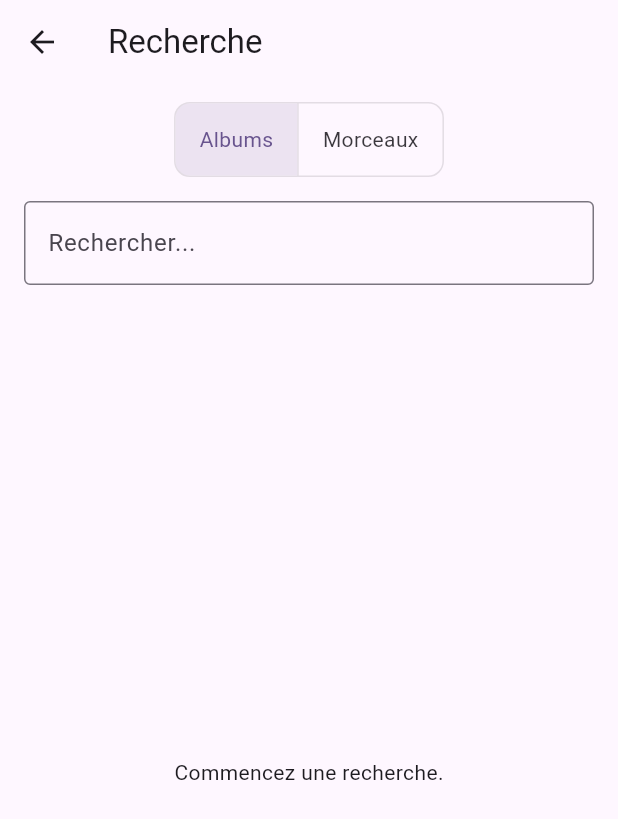
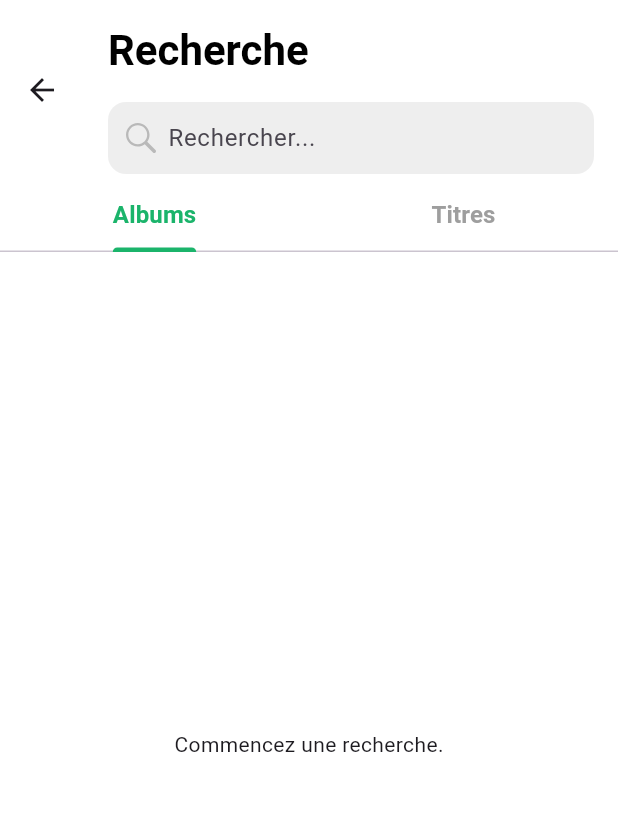
Before and after one commit to remythomasson/projet_spotify, a Flutter app: the _SearchView screen opened directly, on a phone screen of 412 x 824 dp. Shown: the top 819 px of the screen. Run offline on Flutter 3.47's test engine with Material 3 defaults, Android fonts, the phone set to English and light mode, and no system bars; our stand-ins replace dio, equatable, flutter_bloc, flutter_svg, go_router, retrofit; generated files the repository leaves out were written again; network calls fail; Roboto replaces fonts that are missing (SFPro).

Commit message:
classement good, v1 recherche

```diff
--- a/lib/screens/search_screen.dart
+++ b/lib/screens/search_screen.dart
@@ -1,5 +1,6 @@
 import 'package:flutter/material.dart';
 import 'package:flutter_bloc/flutter_bloc.dart';
+import 'package:flutter_svg/flutter_svg.dart';
 import 'package:dio/dio.dart';
 
 import '../blocs/search/search_bloc.dart';
@@ -28,91 +29,165 @@ class _SearchView extends StatefulWidget {
   State<_SearchView> createState() => _SearchViewState();
 }
 
-enum SearchTab { albums, tracks }
+class _SearchViewState extends State<_SearchView> with TickerProviderStateMixin {
+  final TextEditingController _controller = TextEditingController();
+  late TabController _tabController;
+  final green = const Color(0xFF1BB46B);
 
-class _SearchViewState extends State<_SearchView> {
-  final TextEditingController _controller = TextEditingController();
-  SearchTab selectedTab = SearchTab.albums;
+  @override
+  void initState() {
+    super.initState();
+    _tabController = TabController(length: 2, vsync: this);
+    _controller.addListener(_onSearchChanged);
+  }
+
+  @override
+  void dispose() {
+    _controller.dispose();
+    _tabController.dispose();
+    super.dispose();
+  }
+
+  void _onSearchChanged() {
+    final query = _controller.text;
+    final bloc = context.read<SearchBloc>();
+    if (query.length < 2) return;
+
+    if (_tabController.index == 0) {
+      bloc.add(SearchAlbums(query));
+    } else {
+      bloc.add(SearchTracks(query));
+    }
+  }
+
+  void _clearSearch() {
+    _controller.clear();
+    setState(() {});
+  }
 
   @override
   Widget build(BuildContext context) {
     return Scaffold(
-      appBar: AppBar(title: const Text('Recherche')),
-      body: Column(
+      backgroundColor: Colors.white,
+      appBar: AppBar(
+        backgroundColor: Colors.white,
+        elevation: 0,
+        toolbarHeight: 120,
+        title: Column(
+          crossAxisAlignment: CrossAxisAlignment.start,
           children: [
             const SizedBox(height: 12),
-          ToggleButtons(
-            isSelected: [
-              selectedTab == SearchTab.albums,
-              selectedTab == SearchTab.tracks,
-            ],
-            onPressed: (index) {
-              setState(() {
-                selectedTab = SearchTab.values[index];
-              });
-              _onSearchChanged();
-            },
-            borderRadius: BorderRadius.circular(10),
-            children: const [
-              Padding(
-                padding: EdgeInsets.symmetric(horizontal: 16),
-                child: Text('Albums'),
+            const Text(
+              'Recherche',
+              style: TextStyle(fontSize: 28, fontWeight: FontWeight.bold, color: Colors.black),
             ),
-              Padding(
-                padding: EdgeInsets.symmetric(horizontal: 16),
-                child: Text('Morceaux'),
+            const SizedBox(height: 16),
+            Container(
+              height: 48,
+              decoration: BoxDecoration(
+                color: Colors.grey[200],
+                borderRadius: BorderRadius.circular(12),
+              ),
+              child: Row(
+                children: [
+                  const SizedBox(width: 12),
+                  SvgPicture.asset('assets/icons/Recherche_Loupe.svg', height: 20),
+                  const SizedBox(width: 8),
+                  Expanded(
+                    child: TextField(
+                      controller: _controller,
+                      decoration: const InputDecoration(
+                        hintText: 'Rechercher...',
+                        border: InputBorder.none,
+                      ),
+                    ),
+                  ),
+                  if (_controller.text.isNotEmpty)
+                    IconButton(
+                      icon: SvgPicture.asset('assets/icons/Recherche_Annuler.svg', height: 20),
+                      onPressed: _clearSearch,
                     ),
                 ],
               ),
-          Padding(
-            padding: const EdgeInsets.all(16.0),
-            child: TextField(
-              controller: _controller,
-              onChanged: (_) => _onSearchChanged(),
-              decoration: const InputDecoration(
-                hintText: 'Rechercher...',
-                border: OutlineInputBorder(),
+            ),
+          ],
         ),
       ),
+      body: Column(
+        children: [
+          TabBar(
+            controller: _tabController,
+            onTap: (_) => _onSearchChanged(),
+            indicatorColor: green,
+            labelColor: green,
+            unselectedLabelColor: Colors.grey,
+            labelStyle: const TextStyle(fontWeight: FontWeight.bold, fontSize: 16),
+            tabs: const [
+              Tab(text: 'Albums'),
+              Tab(text: 'Titres'),
+            ],
           ),
           Expanded(
-            child: BlocBuilder<SearchBloc, SearchState>(
+            child: TabBarView(
+              controller: _tabController,
+              children: [
+                _buildResults(isAlbum: true),
+                _buildResults(isAlbum: false),
+              ],
+            ),
+          )
+        ],
+      ),
+    );
+  }
+
+  Widget _buildResults({required bool isAlbum}) {
+    return BlocBuilder<SearchBloc, SearchState>(
       builder: (context, state) {
         if (state is SearchLoading) {
           return const Center(child: CircularProgressIndicator());
         } else if (state is SearchLoaded) {
-                  final results = selectedTab == SearchTab.albums
-                      ? state.albums
-                      : state.tracks;
+          final results = isAlbum ? state.albums : state.tracks;
 
           if (results.isEmpty) {
             return const Center(child: Text('Aucun résultat trouvé.'));
           }
 
           return ListView.builder(
+            padding: const EdgeInsets.symmetric(vertical: 12, horizontal: 16),
             itemCount: results.length,
             itemBuilder: (context, index) {
               final item = results[index];
+              final title = isAlbum ? (item as Album).title : (item as Track).title;
+              final artist = isAlbum ? (item as Album).artist : (item as Track).artist;
+              final thumbnail = isAlbum ? (item as Album).thumbnail : (item as Track).thumbnail;
 
-                      if (item is Album) {
-                        return ListTile(
-                          leading: item.thumbnail != null
-                              ? Image.network(item.thumbnail!, width: 56)
-                              : const Icon(Icons.album),
-                          title: Text(item.title),
-                          subtitle: Text(item.artist),
+              return Padding(
+                padding: const EdgeInsets.symmetric(vertical: 8),
+                child: Row(
+                  children: [
+                    ClipRRect(
+                      borderRadius: BorderRadius.circular(8),
+                      child: thumbnail != null
+                          ? Image.network(thumbnail, width: 56, height: 56, fit: BoxFit.cover)
+                          : SvgPicture.asset(
+                              isAlbum ? 'assets/icons/Placeholder_album.svg' : 'assets/icons/Placeholder_artiste.svg',
+                              width: 56),
+                    ),
+                    const SizedBox(width: 12),
+                    Expanded(
+                      child: Column(
+                        crossAxisAlignment: CrossAxisAlignment.start,
+                        children: [
+                          Text(title, style: const TextStyle(fontWeight: FontWeight.bold, fontSize: 16)),
+                          const SizedBox(height: 4),
+                          Text(artist, style: const TextStyle(color: Colors.grey)),
+                        ],
+                      ),
+                    )
+                  ],
+                ),
               );
-                      } else if (item is Track) {
-                        return ListTile(
-                          leading: item.thumbnail != null
-                              ? Image.network(item.thumbnail!, width: 56)
-                              : const Icon(Icons.music_note),
-                          title: Text(item.title),
-                          subtitle: Text(item.artist),
-                        );
-                      } else {
-                        return const SizedBox.shrink();
-                      }
             },
           );
         } else if (state is SearchError) {
@@ -121,22 +196,6 @@ class _SearchViewState extends State<_SearchView> {
           return const Center(child: Text('Commencez une recherche.'));
         }
       },
-            ),
-          )
-        ],
-      ),
     );
   }
-
-  void _onSearchChanged() {
-    final query = _controller.text;
-    final bloc = context.read<SearchBloc>();
-    if (query.length < 2) return;
-
-    if (selectedTab == SearchTab.albums) {
-      bloc.add(SearchAlbums(query));
-    } else {
-      bloc.add(SearchTracks(query));
 }
-  }
-}
```
Also changed, not shown: lib/screens/chart_screen.dart (+20 -21 lines), lib/screens/home_screen.dart (+28 -12 lines). Lines whose indentation alone changed are shown as unchanged.
